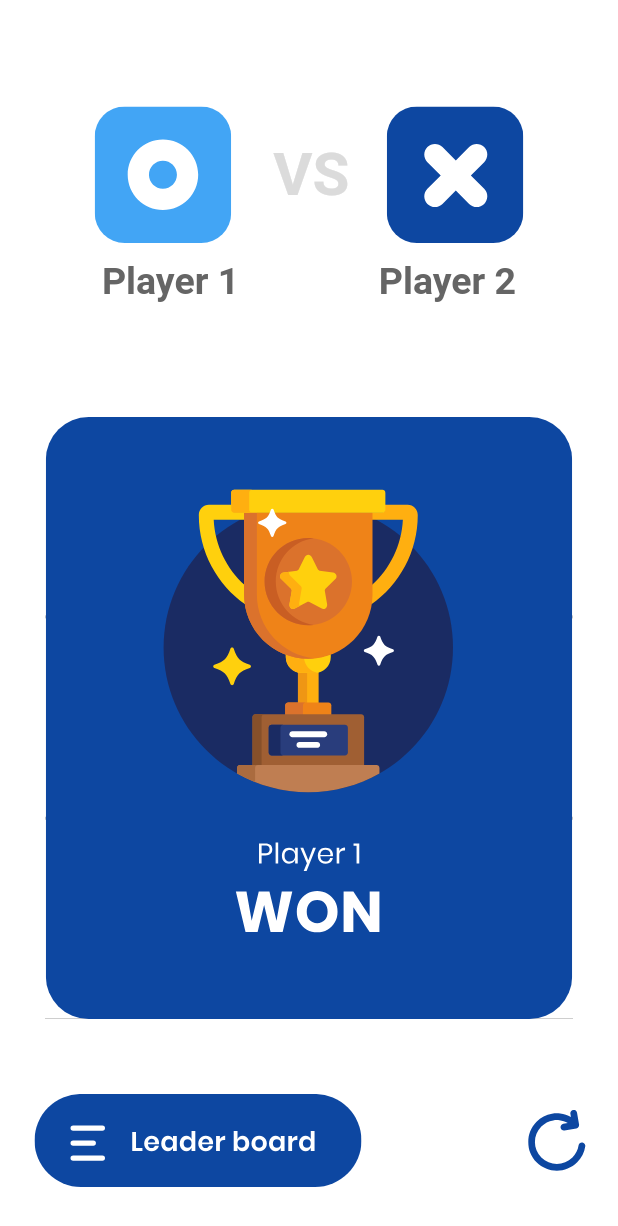
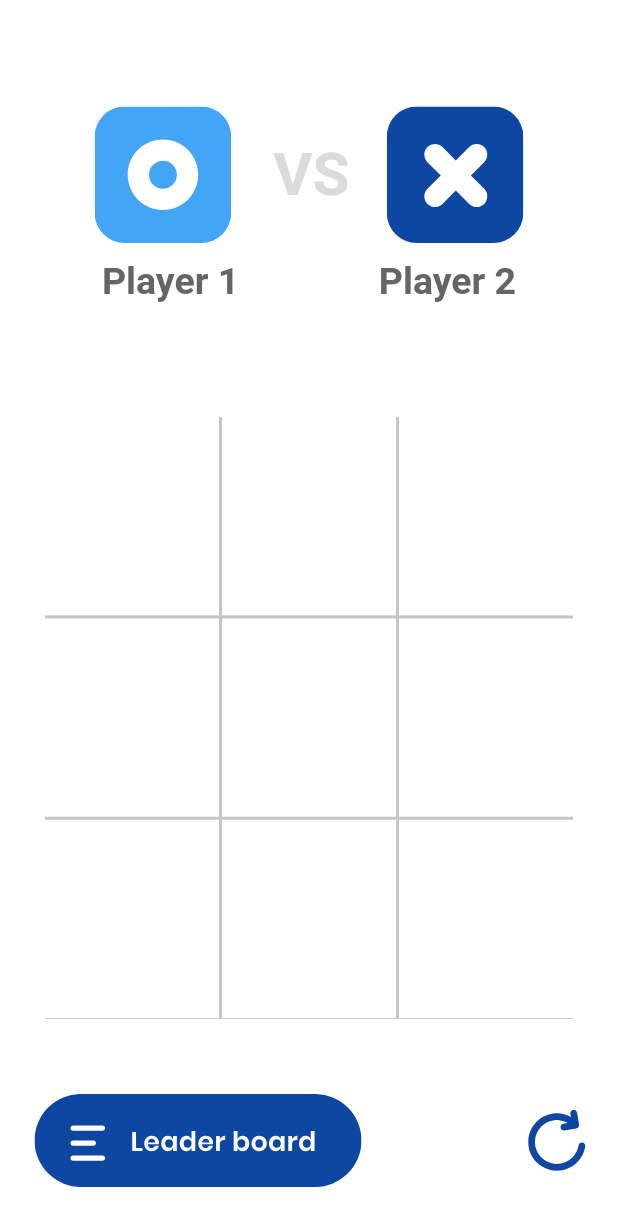
Before and after one commit to hammadkahn/Kati_zero, a Flutter app: the screen it shows after launch, on a phone screen of 412 x 824 dp. Shown: the top 1226 px of the screen. Run offline on Flutter 3.47's test engine with Material 2 defaults, Android fonts, the phone set to English and light mode, and no system bars; our stand-ins replace flutter_svg.

Commit message:
ui's almost finals

```diff
--- a/lib/extra_home.dart
+++ b/lib/extra_home.dart
@@ -23,6 +23,7 @@ class _ExtrahomeState extends State<Extrahome> {
   var img8;
   var img9;
   var winner = "";
+  var win = SvgPicture.asset('images/win.svg');
   var lst = ["", "", "", "", "", "", "", "", ""];
   List<dynamic> pic = [Image.asset("images/c.png")];
   var cross = Image.asset("images/c.png");
@@ -44,6 +45,8 @@ class _ExtrahomeState extends State<Extrahome> {
     setState(() {
       lst = ["", "", "", "", "", "", "", "", ""];
       p = "X";
+      winner = "";
+      win;
       print(lst);
     });
   }
@@ -167,12 +170,11 @@ class _ExtrahomeState extends State<Extrahome> {
                       },
                     ),
                   ),
-                  Container(
-                    height: game_board_height,
-                    width: game_board_width,
-                    // color: Colors.black,
-                    child: SvgPicture.asset('images/win.svg'),
-                  )
+                  if (winner != "")
+                    Container(
+                        height: game_board_height,
+                        width: game_board_width,
+                        child: win)
                 ],
               ),
             ),
```
